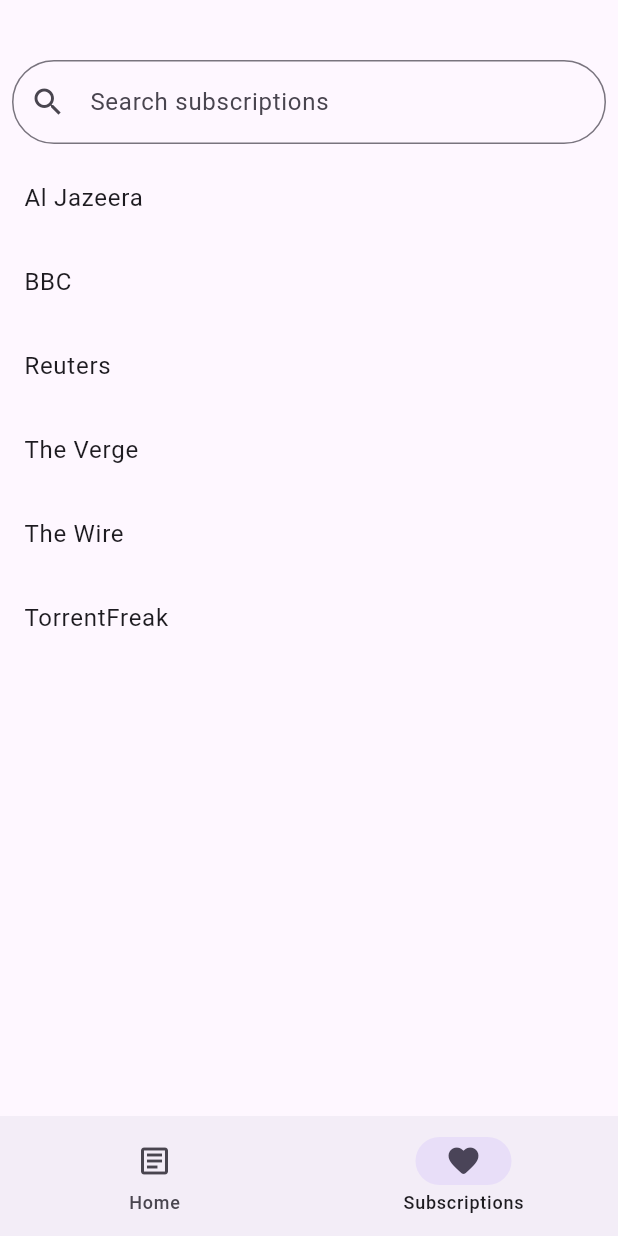
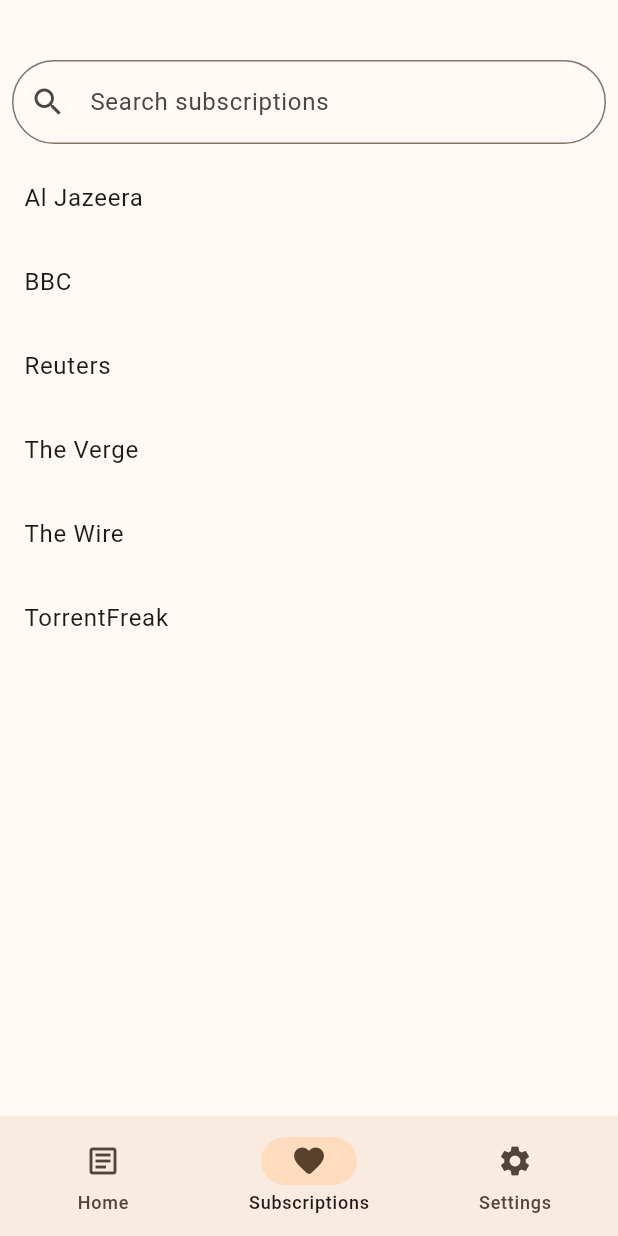
Before and after one commit to ksh-b/raven, a Flutter app: the screen it shows after launch, item 2 of the bottom bar chosen, on a phone screen of 412 x 824 dp. Run offline on Flutter 3.47's test engine with Material 3 defaults, Android fonts, the phone set to English and light mode, and no system bars; our stand-ins replace cached_network_image, flutter_html, hive, hive_flutter; accounts and stored records are empty.

Commit message:
add settings page

```diff
--- a/lib/main.dart
+++ b/lib/main.dart
@@ -2,12 +2,13 @@ import 'package:flutter/material.dart';
 import 'package:hive_flutter/adapters.dart';
 import 'package:whapp/model/user_subscription.dart';
 import 'package:whapp/pages/home.dart';
-
+import 'package:whapp/utils/theme_provider.dart';
 
 Future<void> main() async {
   await Hive.initFlutter();
   Hive.registerAdapter(UserSubscriptionAdapter());
   await Hive.openBox('subscriptions');
+  await Hive.openBox('settings');
   runApp(const MyApp());
 }
 
@@ -16,9 +17,18 @@ class MyApp extends StatelessWidget {
 
   @override
   Widget build(BuildContext context) {
-    return const MaterialApp(
-      debugShowCheckedModeBanner:false,
-      home: MyHomePage(),
+    return ValueListenableBuilder(
+      valueListenable: Hive.box('settings').listenable(),
+      builder: (context, box, child) {
+        return MaterialApp(
+          debugShowCheckedModeBanner: false,
+          home: MyHomePage(),
+          theme: ThemeProvider.get(
+            ThemeProvider.colors[box.get('themeColor', defaultValue: ThemeProvider.defaultColor)]!,
+            box.get('darkMode', defaultValue: false),
+          ),
+        );
+      },
     );
   }
 }
--- a/lib/pages/home.dart
+++ b/lib/pages/home.dart
@@ -1,5 +1,6 @@
 import 'package:flutter/material.dart';
 import 'package:whapp/pages/feed.dart';
+import 'package:whapp/pages/settings.dart';
 import 'package:whapp/pages/subscription.dart';
 
 
@@ -34,6 +35,11 @@ class _MyHomePageState extends State<MyHomePage> {
             selectedIcon: Icon(Icons.favorite_rounded),
             label: 'Subscriptions',
           ),
+          NavigationDestination(
+            icon: Icon(Icons.settings),
+            selectedIcon: Icon(Icons.settings_outlined),
+            label: 'Settings',
+          ),
         ],
       ),
       body: IndexedStack(
@@ -41,6 +47,7 @@ class _MyHomePageState extends State<MyHomePage> {
         children: [
           const FeedPage(),
           const SubscriptionsPage(),
+          const SettingsPage(),
         ],
       ),
     );
```
